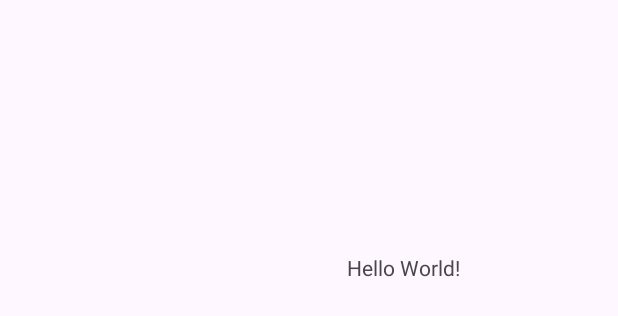
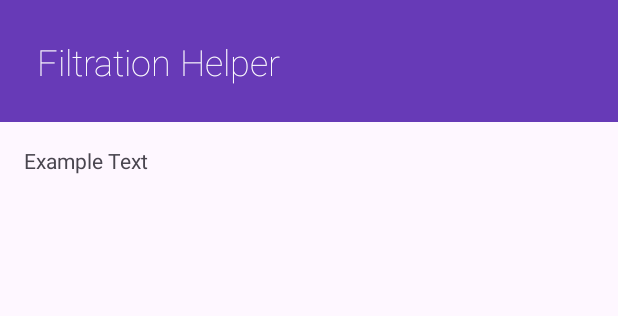
Before and after one commit to NerdST/Filtration-Device, an Android app: the layout activity_main.xml on its own in the app's theme, with its tools: preview values and no code run, on a phone screen of 412 x 824 dp. Shown: the top 316 px of the screen. Run offline under Robolectric (Android 15) with nearby library versions, the phone set to English and light mode, and no system bars; network calls fail.

Commit message:
ESP Boilerplate

```diff
--- a/Mobile-App/app/src/main/AndroidManifest.xml
+++ b/Mobile-App/app/src/main/AndroidManifest.xml
@@ -1,6 +1,7 @@
 <?xml version="1.0" encoding="utf-8"?>
 <manifest xmlns:android="http://schemas.android.com/apk/res/android"
     xmlns:tools="http://schemas.android.com/tools">
+<uses-permission android:name="android.permission.INTERNET" />
 
     <application
         android:allowBackup="true"
--- a/Mobile-App/app/src/main/res/layout/activity_main.xml
+++ b/Mobile-App/app/src/main/res/layout/activity_main.xml
@@ -2,19 +2,48 @@
 <androidx.constraintlayout.widget.ConstraintLayout xmlns:android="http://schemas.android.com/apk/res/android"
     xmlns:app="http://schemas.android.com/apk/res-auto"
     xmlns:tools="http://schemas.android.com/tools"
+    android:id="@+id/Title"
     android:layout_width="match_parent"
     android:layout_height="match_parent"
+    android:visibility="visible"
     tools:context=".MainActivity">
 
-    <TextView
-        android:layout_width="wrap_content"
-        android:layout_height="wrap_content"
-        android:text="Hello World!"
+    <androidx.constraintlayout.widget.ConstraintLayout
+        android:id="@+id/Header"
+        android:layout_width="match_parent"
+        android:layout_height="81dp"
+        android:background="@color/theme_color"
+        android:visibility="visible"
+        app:layout_constraintTop_toTopOf="parent">
+
+        <TextView
+            android:id="@+id/titleText"
+            android:layout_width="wrap_content"
+            android:layout_height="wrap_content"
+            android:fontFamily="sans-serif-thin"
+            android:text="Filtration Helper"
+            android:textColor="@color/design_default_color_on_primary"
+            android:textSize="24sp"
+            app:layout_constraintBottom_toBottomOf="parent"
+            app:layout_constraintEnd_toEndOf="parent"
+            app:layout_constraintHorizontal_bias="0.1"
+            app:layout_constraintStart_toStartOf="parent"
+            app:layout_constraintTop_toTopOf="parent" />
+    </androidx.constraintlayout.widget.ConstraintLayout>
+
+    <ScrollView
+        android:layout_width="match_parent"
+        android:layout_height="0dp"
         app:layout_constraintBottom_toBottomOf="parent"
-        app:layout_constraintEnd_toEndOf="parent"
-        app:layout_constraintHorizontal_bias="0.688"
         app:layout_constraintStart_toStartOf="parent"
-        app:layout_constraintTop_toTopOf="parent"
-        app:layout_constraintVertical_bias="0.21" />
+        app:layout_constraintTop_toBottomOf="@+id/Header">
+
+        <TextView
+            android:id="@+id/bodyText"
+            android:layout_width="match_parent"
+            android:layout_height="wrap_content"
+            android:padding="16dp"
+            android:text="Example Text" />
+    </ScrollView>
 
 </androidx.constraintlayout.widget.ConstraintLayout>
--- a/Mobile-App/app/src/main/res/values/colors.xml
+++ b/Mobile-App/app/src/main/res/values/colors.xml
@@ -2,4 +2,5 @@
 <resources>
     <color name="black">#FF000000</color>
     <color name="white">#FFFFFFFF</color>
+    <color name="theme_color">#673AB7</color>
 </resources>
```
Also changed, not shown: Mobile-App/app/src/main/java/com/example/filtrationdeviceapp/MainActivity.kt (+41 -0 lines), 6 other files.
